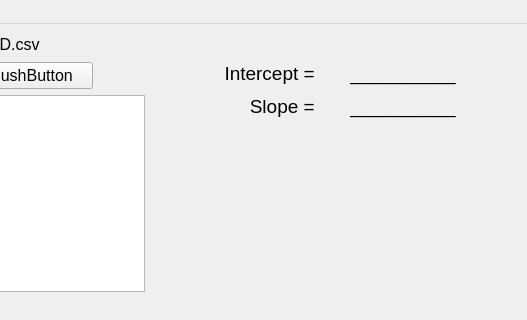
Before: the Qt Designer form MNK_7_project/mnkwindow.ui in mihas1984/MNK-Least-Squares-Method-, drawn with Qt 5; both pictures show x 270 to 797 and y 0 to 320 of the 797 by 556 pixel window.
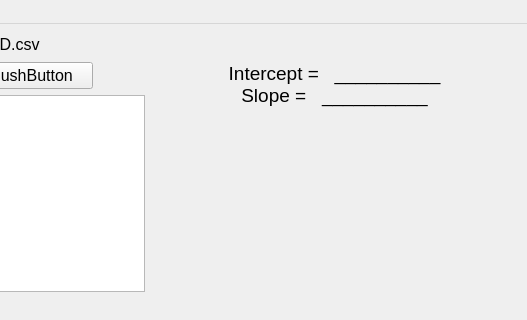
After: the same form once the commit is applied.

```diff
--- a/MNK_7_project/mnkwindow.ui
+++ b/MNK_7_project/mnkwindow.ui
@@ -340,132 +340,26 @@
         <item>
          <layout class="QVBoxLayout" name="verticalLayout_4">
           <item>
-           <layout class="QHBoxLayout" name="horizontalLayout_4">
-            <property name="spacing">
-             <number>30</number>
+           <widget class="QLabel" name="label_slope_intercept">
+            <property name="sizePolicy">
+             <sizepolicy hsizetype="Expanding" vsizetype="Fixed">
+              <horstretch>0</horstretch>
+              <verstretch>0</verstretch>
+             </sizepolicy>
             </property>
-            <property name="sizeConstraint">
-             <enum>QLayout::SetFixedSize</enum>
+            <property name="font">
+             <font>
+              <pointsize>14</pointsize>
+             </font>
             </property>
-            <item>
-             <widget class="QLabel" name="label_4">
-              <property name="sizePolicy">
-               <sizepolicy hsizetype="Expanding" vsizetype="Fixed">
-                <horstretch>0</horstretch>
-                <verstretch>0</verstretch>
-               </sizepolicy>
-              </property>
-              <property name="font">
-               <font>
-                <pointsize>14</pointsize>
-               </font>
-              </property>
-              <property name="text">
-               <string>Intercept = </string>
-              </property>
-              <property name="alignment">
-               <set>Qt::AlignRight|Qt::AlignTrailing|Qt::AlignVCenter</set>
-              </property>
-             </widget>
-            </item>
-            <item>
-             <widget class="QLabel" name="label_intercept">
-              <property name="sizePolicy">
-               <sizepolicy hsizetype="Expanding" vsizetype="Fixed">
-                <horstretch>0</horstretch>
-                <verstretch>0</verstretch>
-               </sizepolicy>
-              </property>
-              <property name="font">
-               <font>
-                <pointsize>14</pointsize>
-               </font>
-              </property>
-              <property name="text">
-               <string>__________</string>
-              </property>
-             </widget>
-            </item>
-           </layout>
-          </item>
-          <item>
-           <layout class="QHBoxLayout" name="horizontalLayout_5">
-            <property name="spacing">
-             <number>30</number>
+            <property name="text">
+             <string>Intercept =   __________
+Slope =   __________</string>
             </property>
-            <property name="sizeConstraint">
-             <enum>QLayout::SetFixedSize</enum>
+            <property name="alignment">
+             <set>Qt::AlignCenter</set>
             </property>
-            <property name="bottomMargin">
-             <number>0</number>
-            </property>
-            <item>
-             <widget class="QLabel" name="label">
-              <property name="sizePolicy">
-               <sizepolicy hsizetype="Expanding" vsizetype="Fixed">
-                <horstretch>0</horstretch>
-                <verstretch>0</verstretch>
-               </sizepolicy>
-              </property>
-              <property name="minimumSize">
-               <size>
-                <width>0</width>
-                <height>30</height>
-               </size>
-              </property>
-              <property name="maximumSize">
-               <size>
-                <width>16777215</width>
-                <height>30</height>
-               </size>
-              </property>
-              <property name="font">
-               <font>
-                <pointsize>14</pointsize>
-               </font>
-              </property>
-              <property name="layoutDirection">
-               <enum>Qt::LeftToRight</enum>
-              </property>
-              <property name="text">
-               <string>Slope = </string>
-              </property>
-              <property name="alignment">
-               <set>Qt::AlignRight|Qt::AlignTrailing|Qt::AlignVCenter</set>
-              </property>
-             </widget>
-            </item>
-            <item>
-             <widget class="QLabel" name="label_slope">
-              <property name="sizePolicy">
-               <sizepolicy hsizetype="Expanding" vsizetype="Fixed">
-                <horstretch>0</horstretch>
-                <verstretch>0</verstretch>
-               </sizepolicy>
-              </property>
-              <property name="minimumSize">
-               <size>
-                <width>0</width>
-                <height>30</height>
-               </size>
-              </property>
-              <property name="maximumSize">
-               <size>
-                <width>16777215</width>
-                <height>30</height>
-               </size>
-              </property>
-              <property name="font">
-               <font>
-                <pointsize>14</pointsize>
-               </font>
-              </property>
-              <property name="text">
-               <string>__________</string>
-              </property>
-             </widget>
-            </item>
-           </layout>
+           </widget>
           </item>
          </layout>
         </item>
```
Left out of the diff: 13 changed lines with no effect on the pictures.
